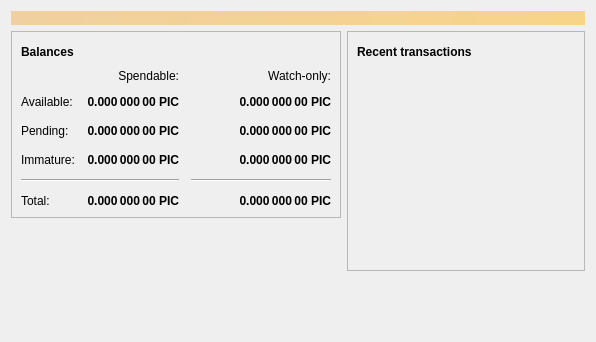
The window that src/qt/forms/overviewpage.ui (minblock/picscoin) describes before a commit, drawn with Qt 5.
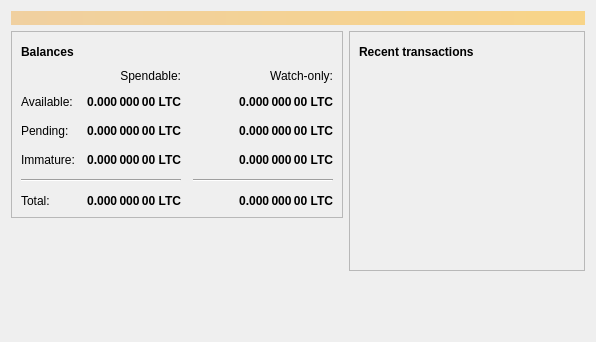
The same window after the commit. Icons and pictures are not drawn.

Patch:
```diff
--- a/src/qt/forms/overviewpage.ui
+++ b/src/qt/forms/overviewpage.ui
@@ -129,7 +129,7 @@
                <string>Unconfirmed transactions to watch-only addresses</string>
               </property>
               <property name="text">
-               <string notr="true">0.000 000 00 PIC</string>
+               <string notr="true">0.000 000 00 LTC</string>
               </property>
               <property name="alignment">
                <set>Qt::AlignRight|Qt::AlignTrailing|Qt::AlignVCenter</set>
@@ -154,7 +154,7 @@
                <string>Total of transactions that have yet to be confirmed, and do not yet count toward the spendable balance</string>
               </property>
               <property name="text">
-               <string notr="true">0.000 000 00 PIC</string>
+               <string notr="true">0.000 000 00 LTC</string>
               </property>
               <property name="alignment">
                <set>Qt::AlignRight|Qt::AlignTrailing|Qt::AlignVCenter</set>
@@ -179,7 +179,7 @@
                <string>Mined balance in watch-only addresses that has not yet matured</string>
               </property>
               <property name="text">
-               <string notr="true">0.000 000 00 PIC</string>
+               <string notr="true">0.000 000 00 LTC</string>
               </property>
               <property name="alignment">
                <set>Qt::AlignRight|Qt::AlignTrailing|Qt::AlignVCenter</set>
@@ -237,7 +237,7 @@
                <string>Mined balance that has not yet matured</string>
               </property>
               <property name="text">
-               <string notr="true">0.000 000 00 PIC</string>
+               <string notr="true">0.000 000 00 LTC</string>
               </property>
               <property name="alignment">
                <set>Qt::AlignRight|Qt::AlignTrailing|Qt::AlignVCenter</set>
@@ -282,7 +282,7 @@
                <string>Your current total balance</string>
               </property>
               <property name="text">
-               <string notr="true">0.000 000 00 PIC</string>
+               <string notr="true">0.000 000 00 LTC</string>
               </property>
               <property name="alignment">
                <set>Qt::AlignRight|Qt::AlignTrailing|Qt::AlignVCenter</set>
@@ -307,7 +307,7 @@
                <string>Current total balance in watch-only addresses</string>
               </property>
               <property name="text">
-               <string notr="true">0.000 000 00 PIC</string>
+               <string notr="true">0.000 000 00 LTC</string>
               </property>
               <property name="alignment">
                <set>Qt::AlignRight|Qt::AlignTrailing|Qt::AlignVCenter</set>
@@ -349,7 +349,7 @@
                <string>Your current spendable balance</string>
               </property>
               <property name="text">
-               <string notr="true">0.000 000 00 PIC</string>
+               <string notr="true">0.000 000 00 LTC</string>
               </property>
               <property name="alignment">
                <set>Qt::AlignRight|Qt::AlignTrailing|Qt::AlignVCenter</set>
@@ -374,7 +374,7 @@
                <string>Your current balance in watch-only addresses</string>
               </property>
               <property name="text">
-               <string notr="true">0.000 000 00 PIC</string>
+               <string notr="true">0.000 000 00 LTC</string>
               </property>
               <property name="alignment">
                <set>Qt::AlignRight|Qt::AlignTrailing|Qt::AlignVCenter</set>
```
